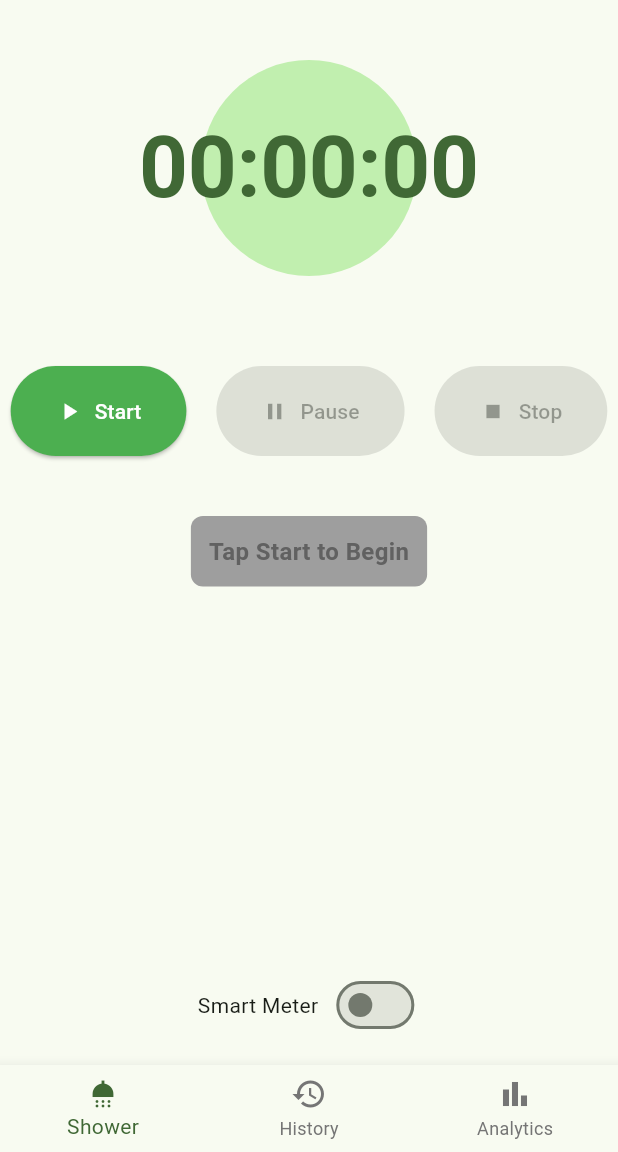
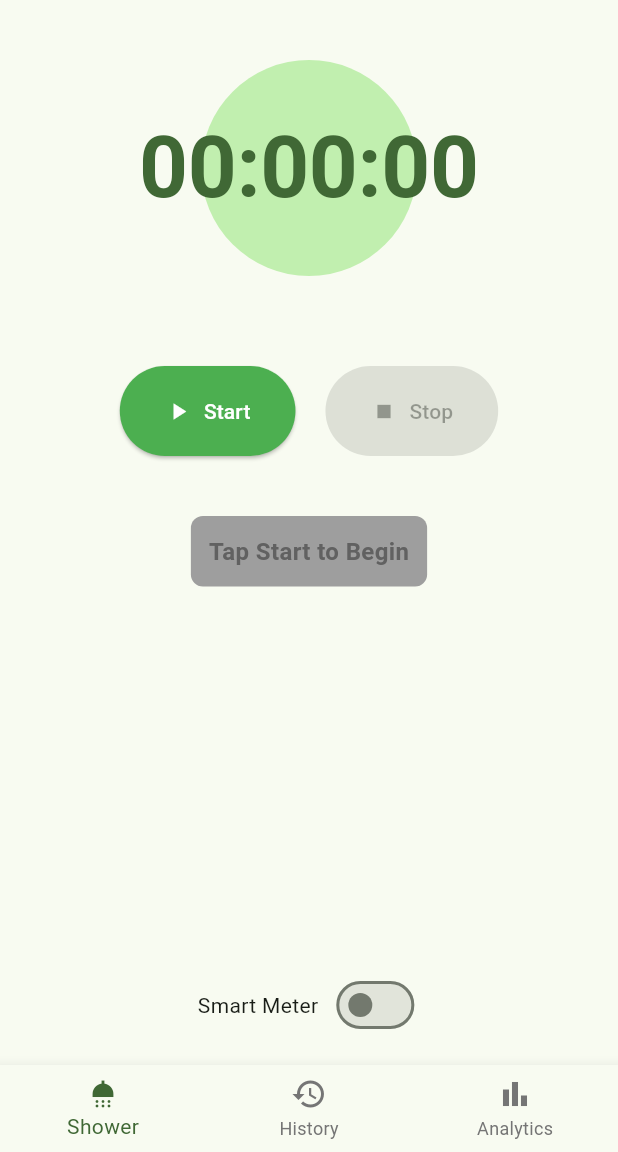
Before and after one commit to neo2100/smart_shower_meter, a Flutter app: the screen it shows after launch, on a phone screen of 412 x 824 dp, the part 84-1236 px from its top. Run offline on Flutter 3.47's test engine with Material 3 defaults, Android fonts, the phone set to English and light mode, and no system bars; our stand-ins replace permission_handler, shared_preferences, wakelock_plus; missing offline and left inert: record.

Commit message:
Simplify buttons

```diff
--- a/lib/pages/timer_page.dart
+++ b/lib/pages/timer_page.dart
@@ -156,28 +156,19 @@ class _TimerPageState extends State<TimerPage> {
               Row(
                 mainAxisAlignment: MainAxisAlignment.center,
                 children: [
-                  // Start Button
+                  // Start/Pause Toggle Button
                   ElevatedButton.icon(
-                    onPressed: !_isRunning || _isPaused ? _startTimer : null,
-                    icon: const Icon(Icons.play_arrow),
-                    label: const Text('Start'),
+                    onPressed: _elapsed.inSeconds > 0 || _isRunning
+                        ? (_isRunning && !_isPaused ? _pauseTimer : _startTimer)
+                        : _startTimer,
+                    icon: Icon(
+                      _isRunning && !_isPaused ? Icons.pause : Icons.play_arrow,
+                    ),
+                    label: Text(_isRunning && !_isPaused ? 'Pause' : 'Start'),
                     style: ElevatedButton.styleFrom(
-                      backgroundColor: Colors.green,
-                      foregroundColor: Colors.white,
-                      padding: const EdgeInsets.symmetric(
-                        horizontal: 30,
-                        vertical: 20,
-                      ),
-                    ),
-                  ),
-                  const SizedBox(width: 20),
-                  // Pause Button
-                  ElevatedButton.icon(
-                    onPressed: _isRunning && !_isPaused ? _pauseTimer : null,
-                    icon: const Icon(Icons.pause),
-                    label: const Text('Pause'),
-                    style: ElevatedButton.styleFrom(
-                      backgroundColor: Colors.orange,
+                      backgroundColor: _isRunning && !_isPaused
+                          ? Colors.orange
+                          : Colors.green,
                       foregroundColor: Colors.white,
                       padding: const EdgeInsets.symmetric(
                         horizontal: 30,
```
Also changed, not shown: lib/pages/smart_meter_page.dart (+10 -29 lines).
